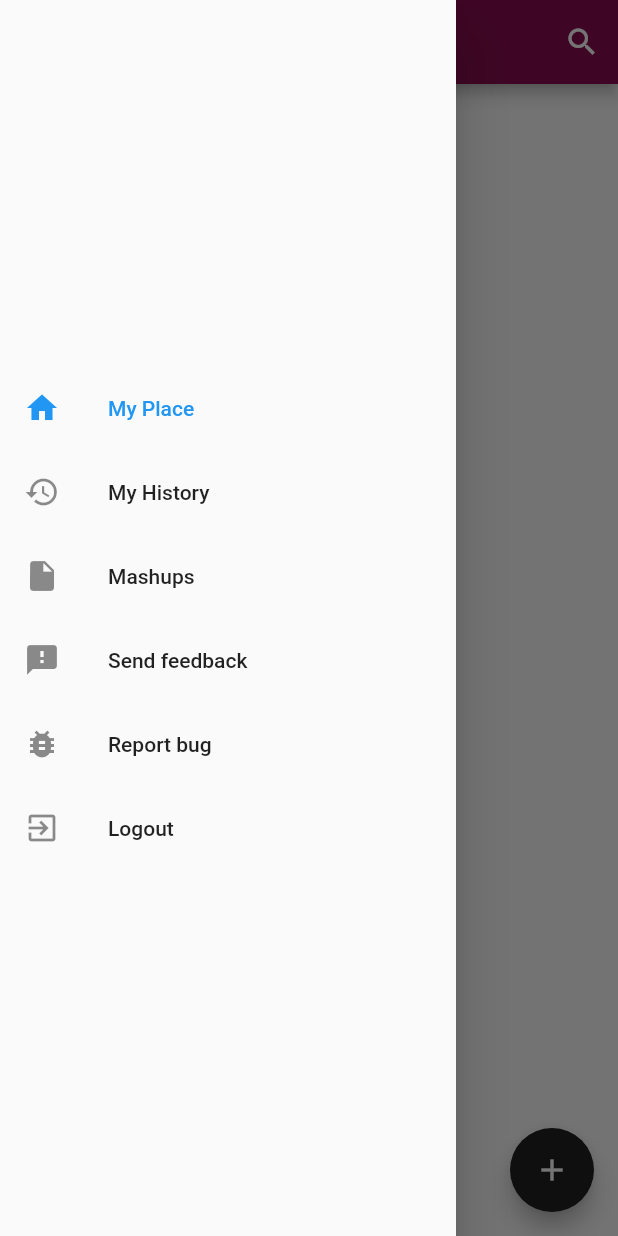
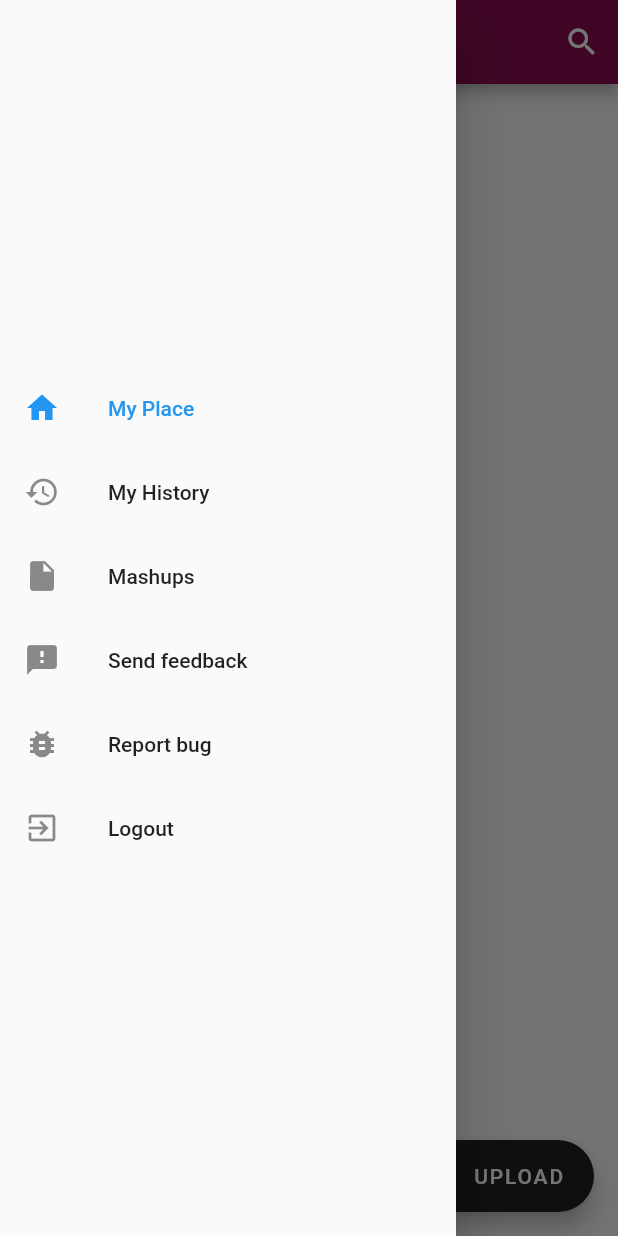
Before and after one commit to davidedc97/UniverCity, a Flutter app: the screen it shows after launch, with the side drawer open, on a phone screen of 412 x 824 dp. Run offline on Flutter 3.47's test engine with Material 2 defaults, Android fonts, the phone set to English and light mode, and no system bars.

Commit message:
sistemato errore fab

```diff
--- a/code/app_client_only_dart_file_block0_1/lib/elements/app_bar.dart
+++ b/code/app_client_only_dart_file_block0_1/lib/elements/app_bar.dart
@@ -1,6 +1,6 @@
 import 'package:flutter/material.dart';
 import 'package:scoped_model/scoped_model.dart';
-import 'package:univer_city_app_block0_1/elements/search_model.dart';
+import 'package:univer_city_app_block0_1/elements/s_model.dart';
 
 
 //############################################################################## MainAppBar
@@ -9,7 +9,8 @@ class MainAppBar extends StatefulWidget implements PreferredSizeWidget {
   //############################################################################ ActionList
   final actionList = <Widget>[
     //########################################################################SMDescendant<SearchModel>
-    ScopedModelDescendant<SearchModel>(
+    ScopedModelDescendant<SModel>(
+      rebuildOnChange: false,
         builder: (context, _, model) => IconButton(
             icon: Icon(Icons.search),
             onPressed: (){
@@ -51,18 +52,22 @@ class SearchAppBar extends StatefulWidget implements PreferredSizeWidget {
 
 class _SearchAppBarState extends State<SearchAppBar> {
 
-  Widget _searchbar = TextField(
-    decoration: InputDecoration(
-        prefixIcon: Icon(Icons.search),
-        hintText: 'search...',
-    ),
+  Widget _searchbar() => Theme(
+      data: Theme.of(context).copyWith(primaryColor: Colors.white),
+      child: TextField(
+        decoration: InputDecoration(
+          prefixIcon: Icon(Icons.search),
+          hintText: 'search...',
+        ),
+      ),
   );
 
   @override
   Widget build(BuildContext context) {
     return AppBar(
       //########################################################################SMDescendant<SearchModel>
-      leading: ScopedModelDescendant<SearchModel>(
+      leading: ScopedModelDescendant<SModel>(
+        rebuildOnChange: false,
         builder: (context, _,model)=>IconButton(
           icon: Icon(Icons.arrow_back_ios),
           onPressed: (){
@@ -71,7 +76,7 @@ class _SearchAppBarState extends State<SearchAppBar> {
           },
         ),
       ),
-      title: _searchbar,
+      title: _searchbar(),
     );
   }
 }
--- a/code/app_client_only_dart_file_block0_1/lib/elements/fab.dart
+++ /dev/null
@@ -1,18 +0,0 @@
-import 'package:flutter/material.dart';
-
-class FAB extends StatelessWidget {
-  @override
-  Widget build(BuildContext context) {
-    return FloatingActionButton(
-      backgroundColor: Colors.grey[900],
-      child: Icon(Icons.add),
-      // callback onPressed #################################################### Da Implementare
-      onPressed: _onPressFab(),
-    );
-  }
-
-  _onPressFab(){
-    debugPrint('Fab premuto');
-  }
-
-}
--- a/code/app_client_only_dart_file_block0_1/lib/elements/search_model.dart
+++ b/code/app_client_only_dart_file_block0_1/lib/elements/s_model.dart
@@ -1,9 +1,10 @@
 import 'package:scoped_model/scoped_model.dart';
+import 'package:flutter/material.dart';
 
 // Classe SearchModel chr tiene traccia dello stato del main per
 // fargli capire se l'utente ha premuto l'icona per cercare oppure no
 
-class SearchModel extends Model{
+class SModel extends Model{
   // ###########################################################################STATO
   bool _isSearching = false;
 
@@ -17,4 +18,5 @@ class SearchModel extends Model{
     //##############################Importante altrimenti non refresha la pagina
     notifyListeners();
   }
+
 }
--- a/code/app_client_only_dart_file_block0_1/lib/main.dart
+++ b/code/app_client_only_dart_file_block0_1/lib/main.dart
@@ -1,7 +1,7 @@
 import 'package:flutter/material.dart';
 import 'package:univer_city_app_block0_1/ui_pages/main_scaffold.dart';
 import 'package:univer_city_app_block0_1/ui_pages/search_scaffold.dart';
-import 'package:univer_city_app_block0_1/elements/search_model.dart';
+import 'package:univer_city_app_block0_1/elements/s_model.dart';
 import 'package:scoped_model/scoped_model.dart';
 
 
@@ -13,14 +13,15 @@ class UniverCity extends StatefulWidget {
 }
 
 class _UniverCityState extends State<UniverCity> {
-  //############ Evitare la rotazione dello schermo
+  //############ Evitare la rotaziojne dello schermo
   //<TODO>
+
 
   @override
   Widget build(BuildContext context) {
 
     return ScopedModel(
-      model: SearchModel(),
+      model: SModel(),
       child: MaterialApp(
         title: 'UniverCity PREALPHA',
         theme: ThemeData(
@@ -30,7 +31,7 @@ class _UniverCityState extends State<UniverCity> {
         ),
         //home: MainScaffold(),
         //######################################################################SMDescendant<SearchModel>
-        home: ScopedModelDescendant<SearchModel>(
+        home: ScopedModelDescendant<SModel>(
           builder: (context, _, model)=>(model.isSearching)
               ?SearchScaffold()
               :MainScaffold(),
--- a/code/app_client_only_dart_file_block0_1/lib/ui_pages/main_scaffold.dart
+++ b/code/app_client_only_dart_file_block0_1/lib/ui_pages/main_scaffold.dart
@@ -4,7 +4,6 @@ import 'package:univer_city_app_block0_1/ui_pages/history.dart';
 import 'package:univer_city_app_block0_1/ui_pages/report_bug.dart';
 import 'package:univer_city_app_block0_1/ui_pages/send_feedback.dart';
 import 'package:univer_city_app_block0_1/ui_pages/mashups.dart';
-import 'package:univer_city_app_block0_1/elements/fab.dart';
 import 'package:univer_city_app_block0_1/elements/app_bar.dart';
 
 class DrawerEntry{
@@ -88,9 +87,16 @@ class _MainScaffoldState extends State<MainScaffold> {
           ),
         ),
         body: _getDrawerItemWidget(_selectedDrawerIndex),
-        //######################################################################## FAB if in home c'è altrimenti no
-        floatingActionButton: (_selectedDrawerIndex == 0)// 0 == home body
-            ? FAB() : null
+
+        floatingActionButton: (_selectedDrawerIndex == 0)
+            // Controllo se sto in home oppure no in modo tale da mostrare o non mostrare il fab
+            ?FloatingActionButton.extended(
+          backgroundColor: Colors.grey[900],
+          icon: Icon(Icons.add),
+          label: Text('UPLOAD'),
+          // callback onPressed #################################################### Da Implementare
+          onPressed: ()=>debugPrint('Fab Premuto'),
+        ):null
     );
   }
 }
```
